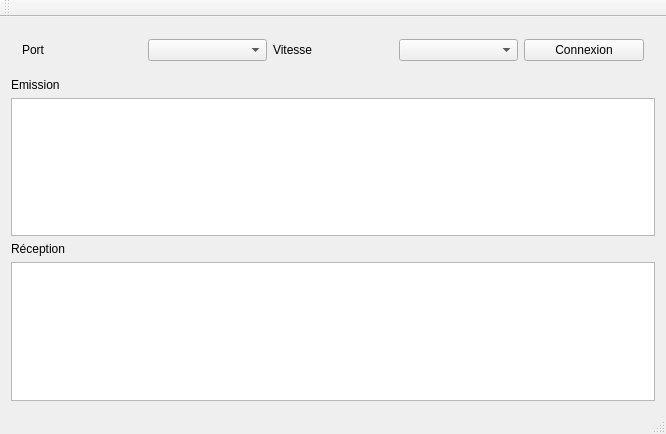
Qt form ui/mainwindow.ui (NoemieRullier/Buzzer) before a commit.
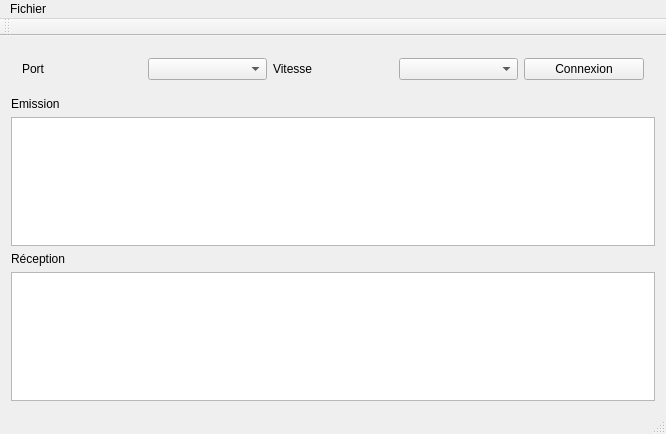
The same form after that commit. Icons and pictures are not drawn.

What changed in the file:
```diff
--- a/ui/mainwindow.ui
+++ b/ui/mainwindow.ui
@@ -102,6 +102,13 @@
      <height>22</height>
     </rect>
    </property>
+   <widget class="QMenu" name="menuFichier">
+    <property name="title">
+     <string>Fichier</string>
+    </property>
+    <addaction name="actionQuitter"/>
+   </widget>
+   <addaction name="menuFichier"/>
   </widget>
   <widget class="QToolBar" name="mainToolBar">
    <attribute name="toolBarArea">
```
Left out of the diff: 12 changed lines with no effect on the pictures.
